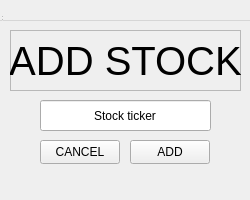
Above: InvestmentAdd.ui from eedwards4/centsible before the change. Below: the same form after it.
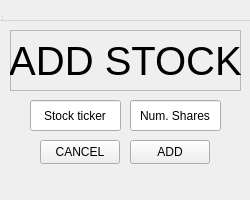
That is the form after the change. Icons and pictures are not drawn. Custom widgets are drawn as their Qt base class.

Commit message: Implemented almost all windows Only clientside, no DB update yet Still gotta do the edit windows

The edit to the form file:
```diff
--- a/InvestmentAdd.ui
+++ b/InvestmentAdd.ui
@@ -66,9 +66,9 @@
    <widget class="QLineEdit" name="ticker_box">
     <property name="geometry">
      <rect>
-      <x>40</x>
+      <x>30</x>
       <y>100</y>
-      <width>171</width>
+      <width>91</width>
       <height>31</height>
      </rect>
     </property>
@@ -105,6 +105,22 @@
      <string>CANCEL</string>
     </property>
    </widget>
+   <widget class="QLineEdit" name="shares_box">
+    <property name="geometry">
+     <rect>
+      <x>130</x>
+      <y>100</y>
+      <width>91</width>
+      <height>31</height>
+     </rect>
+    </property>
+    <property name="text">
+     <string>Num. Shares</string>
+    </property>
+    <property name="alignment">
+     <set>Qt::AlignCenter</set>
+    </property>
+   </widget>
   </widget>
   <widget class="QMenuBar" name="menubar">
    <property name="geometry">
```
The commit also changes 12 other files.
